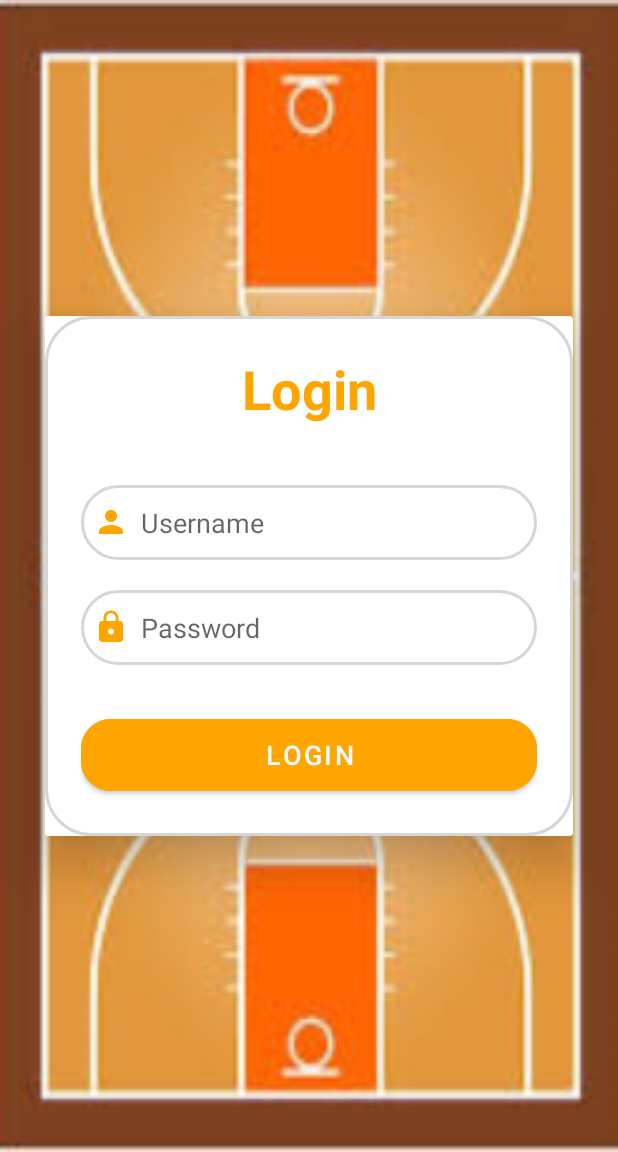
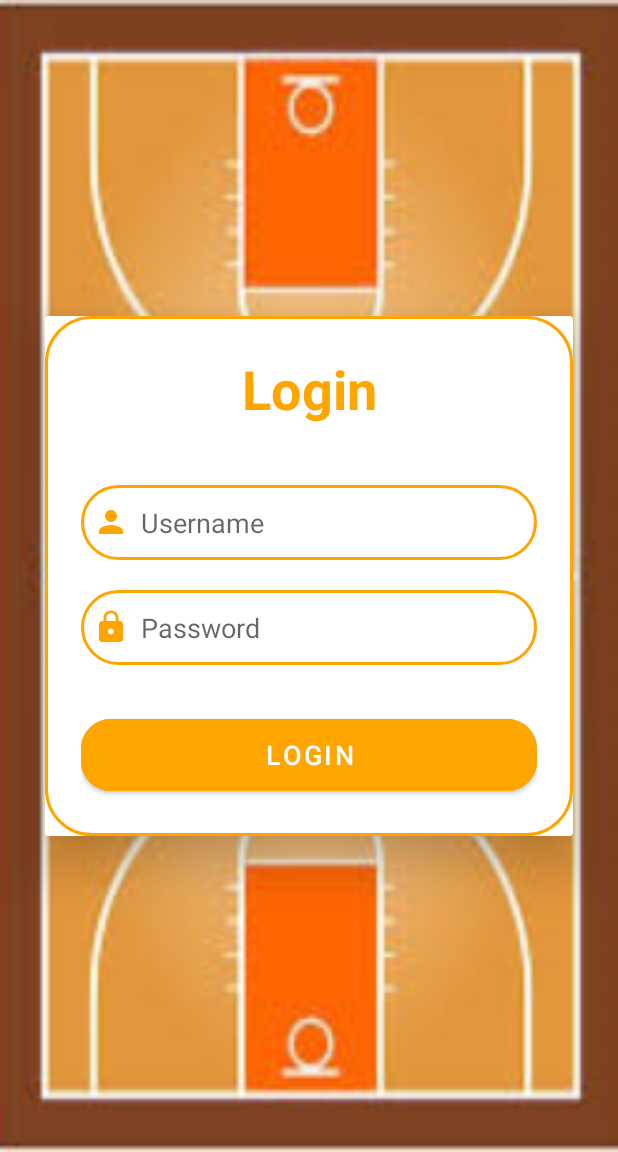
Before and after one commit to lmccabe267/WhereTheHoopsAt, an Android app: the screen it shows after launch (Dashboard), on a phone screen of 412 x 824 dp, the part 84-1236 px from its top. Run offline under Robolectric (Android 15) with nearby library versions, the phone set to English and light mode, and no system bars.

Commit message:
small changes

```diff
--- a/app/src/main/res/drawable/custom_edittext.xml
+++ b/app/src/main/res/drawable/custom_edittext.xml
@@ -3,7 +3,7 @@
     android:shape="rectangle">
     <stroke
         android:width="2dp"
-        android:color="@color/lavender"/>
+        android:color="@color/orange"/>
     <corners
         android:radius="30dp"/>
 
--- a/app/src/main/res/layout/activity_dashboard.xml
+++ b/app/src/main/res/layout/activity_dashboard.xml
@@ -15,7 +15,6 @@
         android:layout_width="match_parent"
         android:layout_height="wrap_content"
         android:layout_margin="30dp"
-        android:cardCornerRadius="30dp"
         app:cardElevation="20dp">
 
         <LinearLayout
@@ -55,14 +54,14 @@
                 android:layout_marginTop="20dp"
                 android:inputType="textPassword"
                 android:padding="8dp"
-                android:hint="Password"
+                android:hint="@string/password_text"
                 android:drawableLeft="@drawable/lock_image"
                 android:textColor="@color/black"
                 android:drawablePadding="8dp"/>
             <Button
                 android:layout_width="match_parent"
                 android:layout_height="60dp"
-                android:text="Login"
+                android:text="@string/login_text"
                 android:id="@+id/loginButton"
                 android:textSize="18sp"
                 android:layout_marginTop="30dp"
--- a/app/src/main/res/values/strings.xml
+++ b/app/src/main/res/values/strings.xml
@@ -2,4 +2,5 @@
     <string name="app_name">Where The Hoops At</string>
     <string name="login_text">Login</string>
     <string name="username_text">Username</string>
+    <string name="password_text">Password</string>
 </resources>
```
